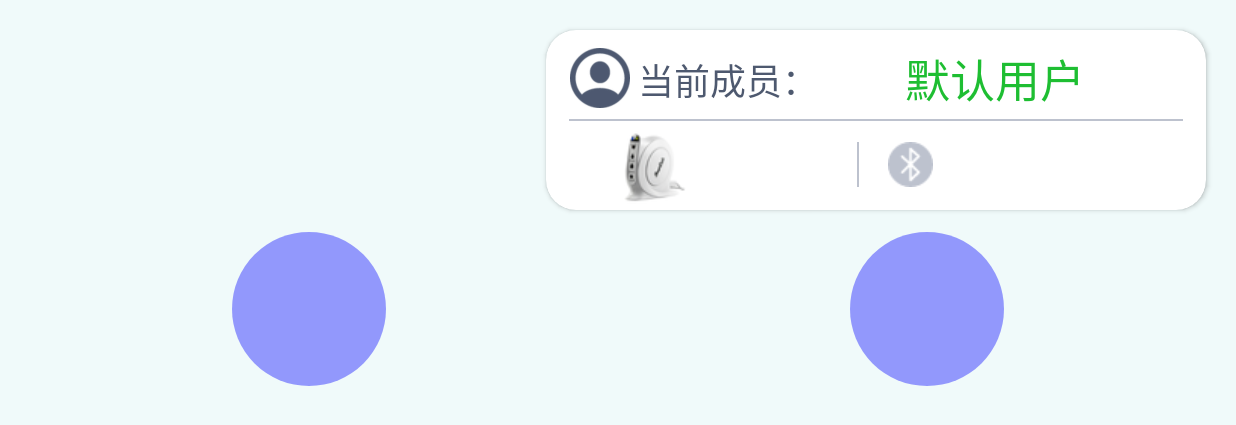
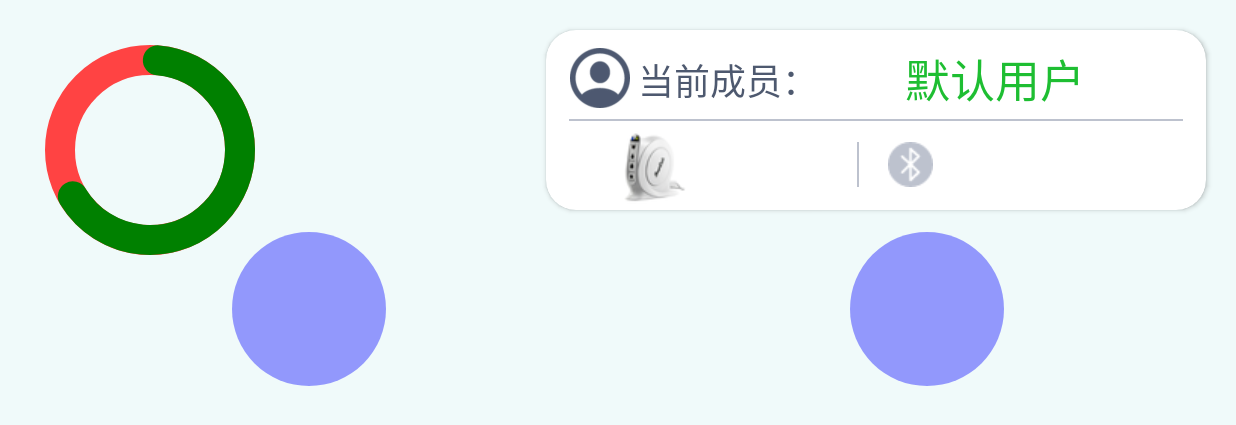
Before and after one commit to lgh0322/esp32CarAndroid, an Android app: the screen it shows after launch (MainActivity), on a phone screen of 824 x 412 dp (held sideways). Shown: the top 425 px of the screen. Run offline under Robolectric (Android 15) with nearby library versions, the phone set to English and light mode, and no system bars; libraries missing offline, so code that uses them is left out: no.nordicsemi.android; 3 statements that could not run were skipped.

```diff
--- a/app/src/main/res/layout/fragment_car_control.xml
+++ b/app/src/main/res/layout/fragment_car_control.xml
@@ -177,6 +177,18 @@
 
     </LinearLayout>
 
+    <com.vaca.car.view.CircularProgressView
+        app:layout_constraintStart_toStartOf="parent"
+        app:layout_constraintTop_toTopOf="parent"
+        android:layout_width="200dp"
+        android:layout_height="200dp"
+        android:padding="30dp"
+        app:backColor="@color/red"
+        app:backWidth="20dp"
+        app:progColor="@color/Green"
+        app:progWidth="20dp"
+        app:progress="65" />
+
 
 
 
```
